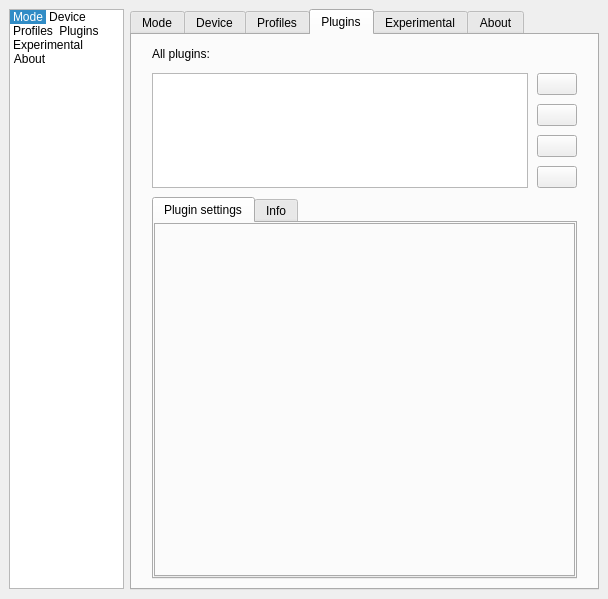
This is Software/src/SettingsWindow.ui in Atarity/Lightpack as Qt 5 draws it before an edit. The edited form follows.
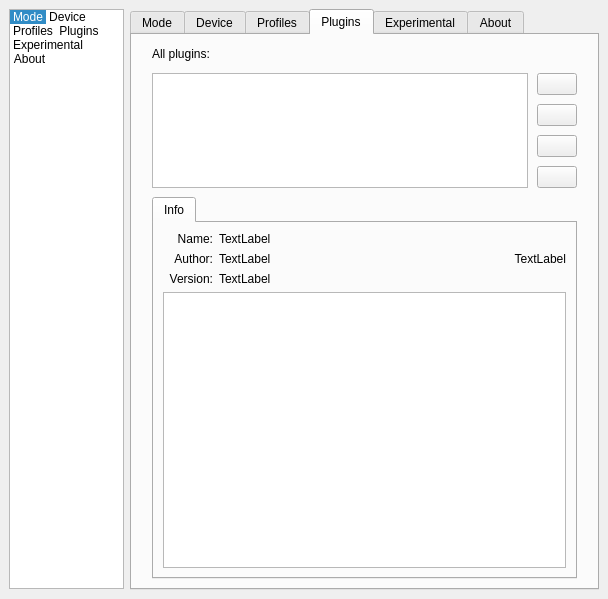
This is the edited form. The open tabs and pages were chosen to show the change. Icons and pictures are not drawn. Custom widgets are drawn as their Qt base class.

Commit message: removed unused tab and iss script updated

Patch:
```diff
--- a/Software/src/SettingsWindow.ui
+++ b/Software/src/SettingsWindow.ui
@@ -1858,35 +1858,12 @@
             <height>500</height>
            </size>
           </property>
+          <property name="styleSheet">
+           <string notr="true">display:none;</string>
+          </property>
           <property name="currentIndex">
            <number>1</number>
           </property>
-          <widget class="QWidget" name="tabSettingsPlugin">
-           <attribute name="title">
-            <string>Plugin settings</string>
-           </attribute>
-           <layout class="QVBoxLayout" name="verticalLayout_2">
-            <property name="margin">
-             <number>0</number>
-            </property>
-            <item>
-             <widget class="QTabWidget" name="tabPluginsSettings">
-              <property name="maximumSize">
-               <size>
-                <width>16777215</width>
-                <height>500</height>
-               </size>
-              </property>
-              <property name="currentIndex">
-               <number>-1</number>
-              </property>
-              <property name="usesScrollButtons">
-               <bool>true</bool>
-              </property>
-             </widget>
-            </item>
-           </layout>
-          </widget>
           <widget class="QWidget" name="tabInfoPlugin">
            <attribute name="title">
             <string>Info</string>
```
Left out of the diff: 4 changed lines with no effect on the pictures. The commit also changes 2 other files.
